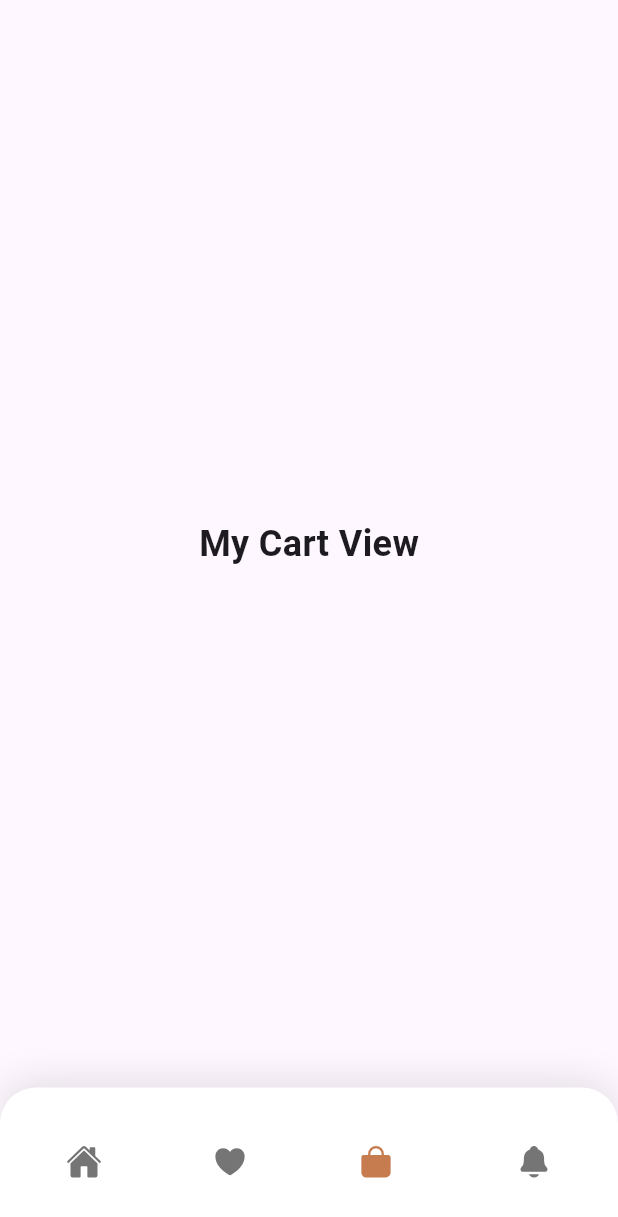
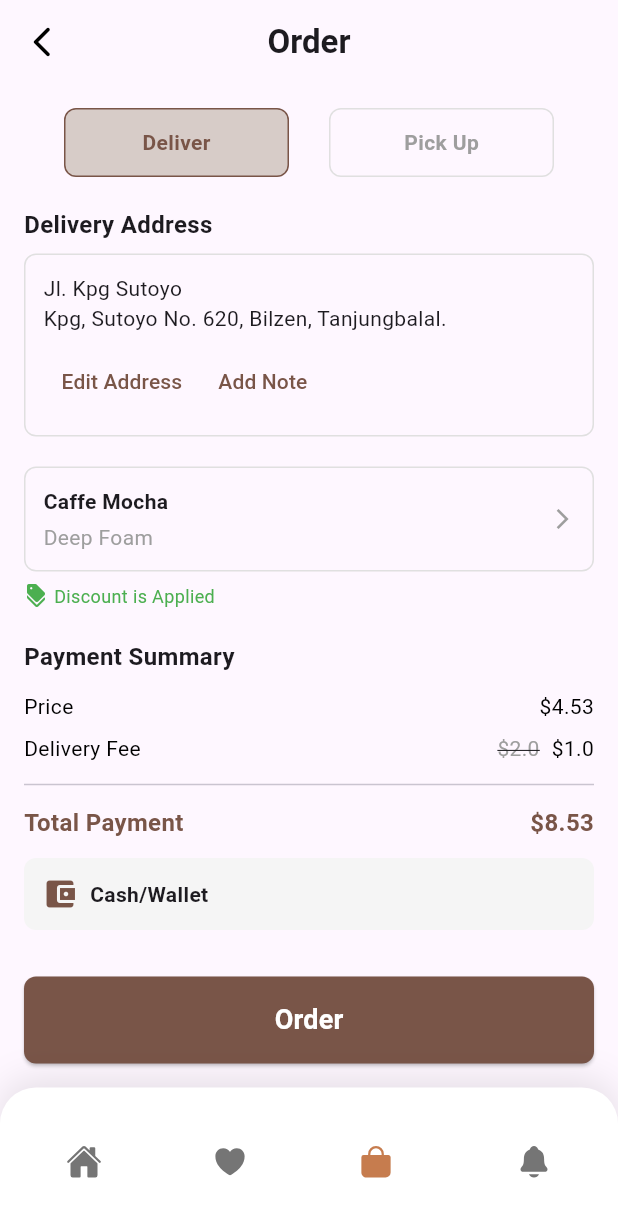
Before and after one commit to reemmohmed/Coffee, a Flutter app: the NaveBar screen opened directly, item 3 of the bottom bar chosen, on a phone screen of 412 x 824 dp. Shown: the top 1217 px of the screen. Run offline on Flutter 3.47's test engine with Material 3 defaults, Android fonts, the phone set to English and light mode, and no system bars; drawn by our look-alikes of google_nav_bar; our stand-ins replace bloc, flutter_bloc, google_fonts, ionicons.

Commit message:
Refactor navigation: replace MyCartView with OrderView and remove unused MyCartView file

```diff
--- a/lib/Featuers/home/presentation/view/detals_view.dart
+++ b/lib/Featuers/home/presentation/view/detals_view.dart
@@ -11,7 +11,6 @@ class DetalsView extends StatelessWidget {
       backgroundColor: Colors.white,
       body: Column(
         children: [
-          // صورة المنتج في الأعلى
           Stack(
             children: [
               Container(
--- a/lib/Featuers/my_cart/view/my_cart_view.dart
+++ /dev/null
@@ -1,17 +0,0 @@
-import 'package:flutter/material.dart';
-
-class MyCartView extends StatelessWidget {
-  const MyCartView({super.key});
-
-  @override
-  Widget build(BuildContext context) {
-    return const Scaffold(
-      body: Center(
-        child: Text(
-          "My Cart View",
-          style: TextStyle(fontSize: 24, fontWeight: FontWeight.bold),
-        ),
-      ),
-    );
-  }
-}
--- /dev/null
+++ b/lib/Featuers/my_cart/view/order_view.dart
@@ -0,0 +1,246 @@
+import 'package:flutter/material.dart';
+
+class OrderView extends StatelessWidget {
+  const OrderView({super.key});
+
+  @override
+  Widget build(BuildContext context) {
+    return Scaffold(
+      appBar: AppBar(
+        title: Text('Order', style: TextStyle(fontWeight: FontWeight.bold)),
+        centerTitle: true,
+        elevation: 0,
+        leading: IconButton(
+          icon: Icon(Icons.arrow_back_ios_new_rounded, color: Colors.black),
+          onPressed: () => Navigator.pop(context),
+        ),
+      ),
+      body: Padding(
+        padding: const EdgeInsets.all(16.0),
+        child: Column(
+          crossAxisAlignment: CrossAxisAlignment.start,
+          children: [
+            // Delivery/Pickup Toggle
+            Row(
+              mainAxisAlignment: MainAxisAlignment.spaceEvenly,
+              children: [
+                _buildDeliveryOption('Deliver', true),
+                _buildDeliveryOption('Pick Up', false),
+              ],
+            ),
+            SizedBox(height: 20),
+
+            // Delivery Address Section
+            Text(
+              'Delivery Address',
+              style: TextStyle(fontWeight: FontWeight.bold, fontSize: 16),
+            ),
+            SizedBox(height: 8),
+            Container(
+              padding: EdgeInsets.all(12),
+              decoration: BoxDecoration(
+                border: Border.all(color: Colors.grey.shade300),
+                borderRadius: BorderRadius.circular(8),
+              ),
+              child: Column(
+                crossAxisAlignment: CrossAxisAlignment.start,
+                children: [
+                  Text(
+                    'Jl. Kpg Sutoyo\nKpg, Sutoyo No. 620, Bilzen, Tanjungbalal.',
+                    style: TextStyle(fontSize: 14),
+                  ),
+                  SizedBox(height: 8),
+                  Row(
+                    children: [
+                      TextButton(
+                        onPressed: () {},
+                        child: Text(
+                          'Edit Address',
+                          style: TextStyle(color: Colors.brown),
+                        ),
+                      ),
+                      TextButton(
+                        onPressed: () {},
+                        child: Text(
+                          'Add Note',
+                          style: TextStyle(color: Colors.brown),
+                        ),
+                      ),
+                    ],
+                  ),
+                ],
+              ),
+            ),
+            SizedBox(height: 20),
+
+            // Order Items
+            GestureDetector(
+              onTap: () {
+                // Add navigation to item details here
+              },
+              child: _buildOrderItem('Caffe Mocha', 'Deep Foam'),
+            ),
+            SizedBox(height: 8),
+            Row(
+              children: [
+                Icon(Icons.discount, color: Colors.green, size: 16),
+                SizedBox(width: 4),
+                Text(
+                  'Discount is Applied',
+                  style: TextStyle(color: Colors.green, fontSize: 12),
+                ),
+              ],
+            ),
+            SizedBox(height: 20),
+
+            // Payment Summary
+            Text(
+              'Payment Summary',
+              style: TextStyle(fontWeight: FontWeight.bold, fontSize: 16),
+            ),
+            SizedBox(height: 8),
+            _buildPaymentRow('Price', '\$4.53'),
+            _buildPaymentRow('Delivery Fee', '\$1.0', originalPrice: '\$2.0'),
+            Divider(height: 20, thickness: 1),
+            _buildPaymentRow('Total Payment', '\$8.53', isTotal: true),
+            SizedBox(height: 8),
+            Container(
+              padding: EdgeInsets.all(12),
+              decoration: BoxDecoration(
+                color: Colors.grey.shade100,
+                borderRadius: BorderRadius.circular(8),
+              ),
+              child: Row(
+                children: [
+                  Icon(Icons.account_balance_wallet, color: Colors.brown),
+                  SizedBox(width: 8),
+                  Text(
+                    'Cash/Wallet',
+                    style: TextStyle(fontWeight: FontWeight.bold),
+                  ),
+                ],
+              ),
+            ),
+            Spacer(),
+
+            // Order Button
+            SizedBox(
+              width: double.infinity,
+              child: ElevatedButton(
+                style: ElevatedButton.styleFrom(
+                  backgroundColor: Colors.brown,
+                  padding: EdgeInsets.symmetric(vertical: 16),
+                  shape: RoundedRectangleBorder(
+                    borderRadius: BorderRadius.circular(8),
+                  ),
+                ),
+                onPressed: () {},
+                child: Text(
+                  'Order',
+                  style: TextStyle(
+                    fontSize: 18,
+                    fontWeight: FontWeight.bold,
+                    color: Colors.white,
+                  ),
+                ),
+              ),
+            ),
+          ],
+        ),
+      ),
+    );
+  }
+
+  Widget _buildDeliveryOption(String text, bool isSelected) {
+    return Container(
+      width: 150,
+      padding: EdgeInsets.symmetric(vertical: 12),
+      decoration: BoxDecoration(
+        color: isSelected ? Colors.brown.shade100 : Colors.transparent,
+        border: Border.all(
+          color: isSelected ? Colors.brown : Colors.grey.shade300,
+        ),
+        borderRadius: BorderRadius.circular(8),
+      ),
+      child: Center(
+        child: Text(
+          text,
+          style: TextStyle(
+            color: isSelected ? Colors.brown : Colors.grey,
+            fontWeight: FontWeight.bold,
+          ),
+        ),
+      ),
+    );
+  }
+
+  Widget _buildOrderItem(String name, String description) {
+    return Container(
+      padding: EdgeInsets.all(12),
+      decoration: BoxDecoration(
+        border: Border.all(color: Colors.grey.shade300),
+        borderRadius: BorderRadius.circular(8),
+      ),
+      child: Row(
+        mainAxisAlignment: MainAxisAlignment.spaceBetween,
+        children: [
+          Column(
+            crossAxisAlignment: CrossAxisAlignment.start,
+            children: [
+              Text(name, style: TextStyle(fontWeight: FontWeight.bold)),
+              SizedBox(height: 4),
+              Text(description, style: TextStyle(color: Colors.grey)),
+            ],
+          ),
+          Icon(Icons.arrow_forward_ios, size: 16, color: Colors.grey),
+        ],
+      ),
+    );
+  }
+
+  Widget _buildPaymentRow(
+    String label,
+    String value, {
+    String? originalPrice,
+    bool isTotal = false,
+  }) {
+    return Padding(
+      padding: const EdgeInsets.symmetric(vertical: 4.0),
+      child: Row(
+        mainAxisAlignment: MainAxisAlignment.spaceBetween,
+        children: [
+          Text(
+            label,
+            style: TextStyle(
+              fontWeight: isTotal ? FontWeight.bold : FontWeight.normal,
+              fontSize: isTotal ? 16 : 14,
+              color: isTotal ? Colors.brown : Colors.black,
+            ),
+          ),
+          Row(
+            children: [
+              if (originalPrice != null)
+                Text(
+                  originalPrice,
+                  style: TextStyle(
+                    color: Colors.grey,
+                    decoration: TextDecoration.lineThrough,
+                    fontSize: 14,
+                  ),
+                ),
+              if (originalPrice != null) SizedBox(width: 8),
+              Text(
+                value,
+                style: TextStyle(
+                  fontWeight: isTotal ? FontWeight.bold : FontWeight.normal,
+                  fontSize: isTotal ? 16 : 14,
+                  color: isTotal ? Colors.brown : Colors.black,
+                ),
+              ),
+            ],
+          ),
+        ],
+      ),
+    );
+  }
+}
--- a/lib/Featuers/nave_bar/presentation/view/nave_bar_view.dart
+++ b/lib/Featuers/nave_bar/presentation/view/nave_bar_view.dart
@@ -1,6 +1,6 @@
 import 'package:coffee_app/Featuers/favourite/view/favourites_view.dart';
 import 'package:coffee_app/Featuers/home/presentation/view/home_view.dart';
-import 'package:coffee_app/Featuers/my_cart/view/my_cart_view.dart';
+import 'package:coffee_app/Featuers/my_cart/view/order_view.dart';
 import 'package:coffee_app/Featuers/profile/view/profile_view.dart';
 import 'package:coffee_app/Featuers/nave_bar/presentation/mange/nave_bar_cubit.dart';
 import 'package:flutter/material.dart';
@@ -14,7 +14,7 @@ class NaveBar extends StatelessWidget {
   final List<Widget> pages = [
     HomeView(),
     FavouritesView(),
-    MyCartView(),
+    OrderView(),
     ProfileView(),
   ];
 
```
